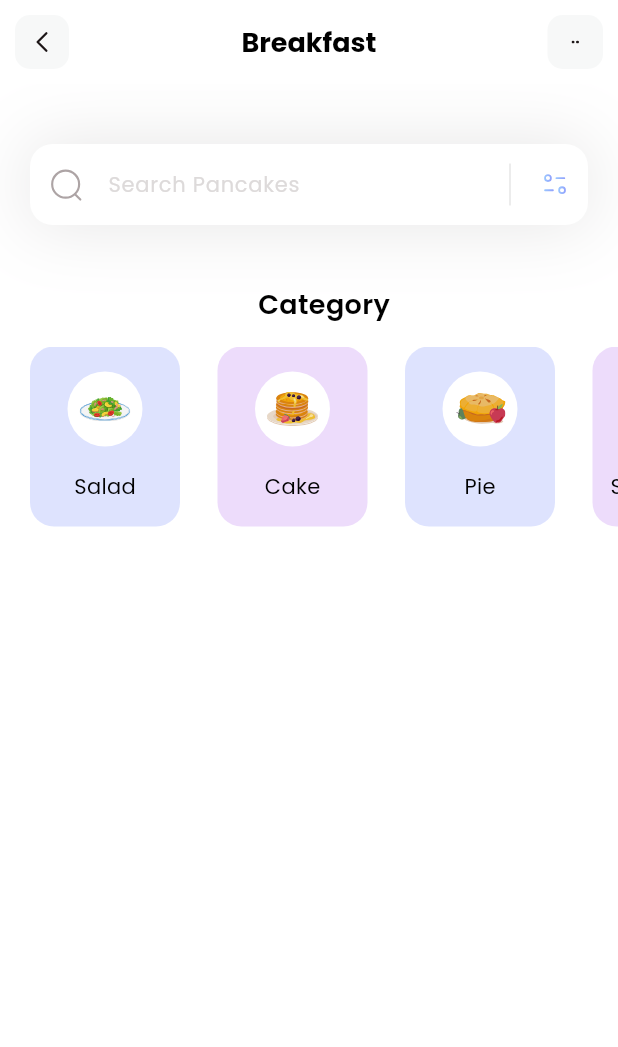
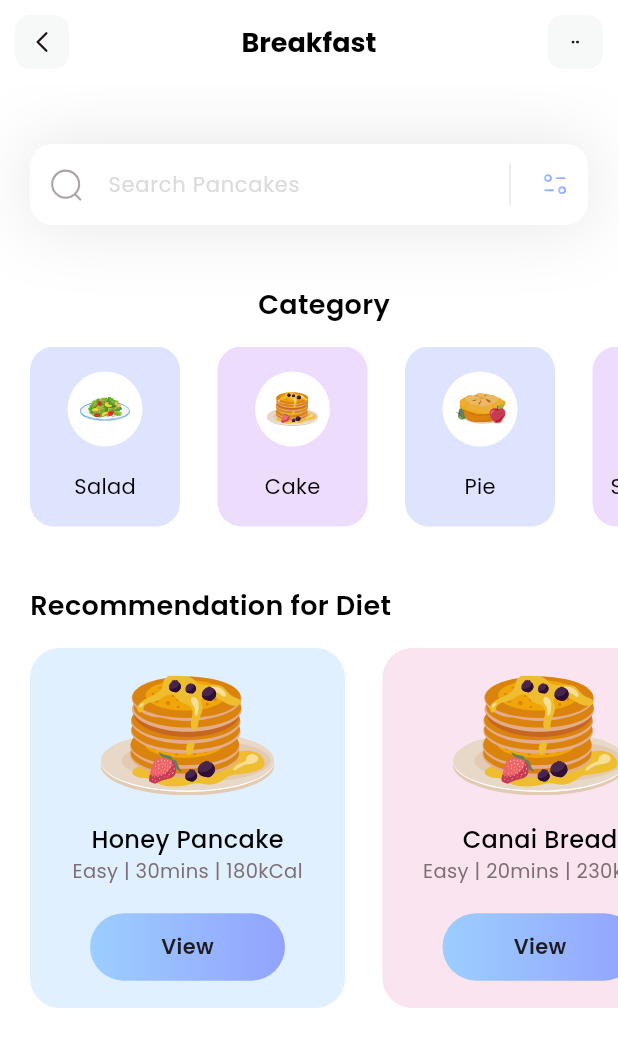
Before and after one commit to PeekingBad/MealApp, a Flutter app: the screen it shows after launch, on a phone screen of 412 x 824 dp. Shown: the top 1047 px of the screen. Run offline on Flutter 3.47's test engine with Material 3 defaults, Android fonts, the phone set to English and light mode, and no system bars; our stand-ins replace flutter_svg; statements that could not run were skipped.

Commit message:
build & style - diet section

```diff
--- a/lib/models/diet_model.dart
+++ b/lib/models/diet_model.dart
@@ -6,6 +6,7 @@ class DietModel {
   String level;
   String duration;
   String calorie;
+  Color boxColor;
   bool viewIsSelected;
 
   DietModel(
@@ -14,6 +15,7 @@ class DietModel {
       required this.level,
       required this.duration,
       required this.calorie,
+      required this.boxColor,
       required this.viewIsSelected});
 
   static List<DietModel> getDiets() {
@@ -21,20 +23,22 @@ class DietModel {
 
     diets.add(DietModel(
       name: 'Honey Pancake',
-      iconPath: 'assets/icons/honey-pancake.svg',
+      iconPath: 'assets/icons/honey-pancakes.svg',
       level: 'Easy',
       duration: '30mins',
       calorie: '180kCal',
       viewIsSelected: true,
+      boxColor: Color(0xff9DCEFF),
     ));
 
     diets.add(DietModel(
       name: 'Canai Bread',
-      iconPath: 'assets/icons/canai-bread.svg',
+      iconPath: 'assets/icons/honey-pancakes.svg',
       level: 'Easy',
       duration: '20mins',
       calorie: '230kCal',
       viewIsSelected: true,
+      boxColor: Color(0xffEEA4CE),
     ));
 
 
--- a/lib/pages/home.dart
+++ b/lib/pages/home.dart
@@ -1,38 +1,124 @@
 import "package:cookingbook/models/category_model.dart";
+import "package:cookingbook/models/diet_model.dart";
 import "package:flutter/material.dart";
 import "package:flutter_svg/svg.dart";
 
-class HomePage extends StatefulWidget {
+class HomePage extends StatelessWidget {
    HomePage({super.key});
 
-  @override
-  State<HomePage> createState() => _HomePageState();
-}
+  List<CategoryModel> categories = [];
+  List<DietModel> diets = [];
 
-class _HomePageState extends State<HomePage> {
-  List<CategoryModel> categories = [];
 
-  void _getCategories() {
+  void _getInitialInfo() {
     categories = CategoryModel.getCategories();
+    diets = DietModel.getDiets();
   }
 
-  @override
-  void initState() {
-    _getCategories();
-  }
 
   @override
   Widget build(BuildContext context) {
-    _getCategories();
+    _getInitialInfo();
     return Scaffold(
       appBar: appBar(),
       backgroundColor: Colors.white,
       body: Column(crossAxisAlignment: CrossAxisAlignment.start, children: [
         _searchField(),
         SizedBox(height: 40),
-        _categoriesSection()
+        _categoriesSection(),
+        SizedBox(height:40),
+        _dietSection()
       ]),
     );
+  }
+
+  Column _dietSection() {
+    return Column(
+        crossAxisAlignment: CrossAxisAlignment.start,
+        children: [
+          Padding(
+            padding: const EdgeInsets.only(left: 20),
+            child: Text(
+              'Recommendation for Diet',
+              style: TextStyle(
+                color: Colors.black,
+                fontSize: 18,
+                fontWeight: FontWeight.w600,
+              ),
+            ),
+          ),
+          SizedBox(height:15,),
+          Container(
+            height: 240,
+            child: ListView.separated(
+              itemBuilder: (context, index) {
+              return Container(
+                width: 210,
+                decoration: BoxDecoration(
+                  color: diets[index].boxColor.withOpacity(0.3),
+                  borderRadius: BorderRadius.circular(20)
+                ),
+                child: Column(
+                  mainAxisAlignment: MainAxisAlignment.spaceEvenly,
+                  children: [
+                    SvgPicture.asset(diets[index].iconPath),
+                    Column(
+                      children: [
+                    Text(
+                      diets[index].name,
+                      style: TextStyle(
+                        fontWeight: FontWeight.w500,
+                        color: Colors.black,
+                        fontSize: 16
+                      ),
+                    ),
+                                          Text(
+                      diets[index].level + ' | ' + diets[index].duration + ' | ' + diets[index].calorie,
+                      style: TextStyle(
+                        color: Color(0xff7b6f72),
+                        fontSize: 13,
+                        fontWeight: FontWeight.w400
+                      ),
+                    ),
+                      ],
+                    ),
+
+                    Container(
+                      height: 45,
+                      width: 130,
+                      child: Center(
+                        child: Text(
+                          'View',
+                          style: TextStyle(
+                            color: diets[index].viewIsSelected ? Colors.white : Colors.(0xffc58bf2),
+                            fontWeight: FontWeight.w600,
+                            fontSize: 14
+                          ),
+                        ),
+                        ),
+                      decoration: BoxDecoration(
+                        gradient: LinearGradient(
+                          colors: [
+                            diets[index].viewIsSelected ? Color(0xff9DCEFF) : Colors.transparent,
+                            diets[index].viewIsSelected ? Color(0xff92A3FD) : Colors.transparent,
+
+                          ]
+                        ),
+                        borderRadius: BorderRadius.circular(50)
+                      ),
+                    )
+                  ],
+                ),
+              );
+            },
+            separatorBuilder: (context, index) => SizedBox(width: 25,),
+            itemCount: diets.length,
+            scrollDirection: Axis.horizontal,
+            padding: EdgeInsets.only(left: 20, right: 20),
+          )
+          ),
+        ],
+      );
   }
 
   Column _categoriesSection() {
```
